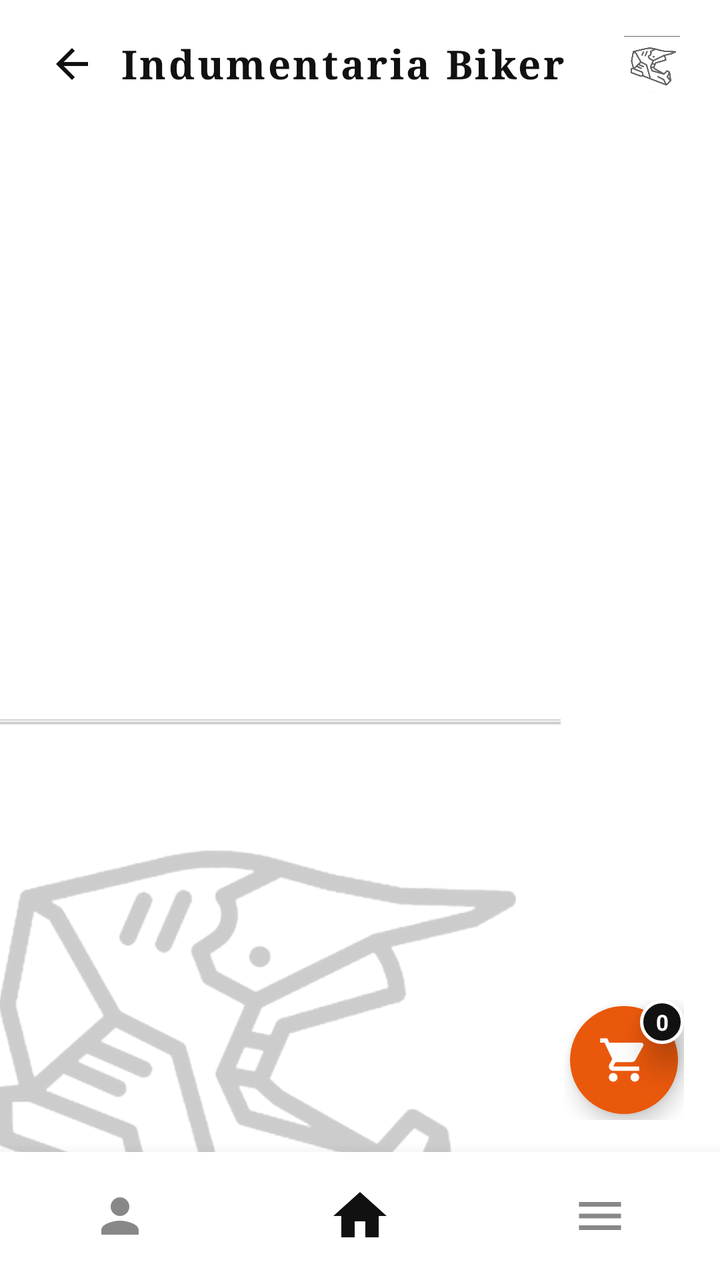
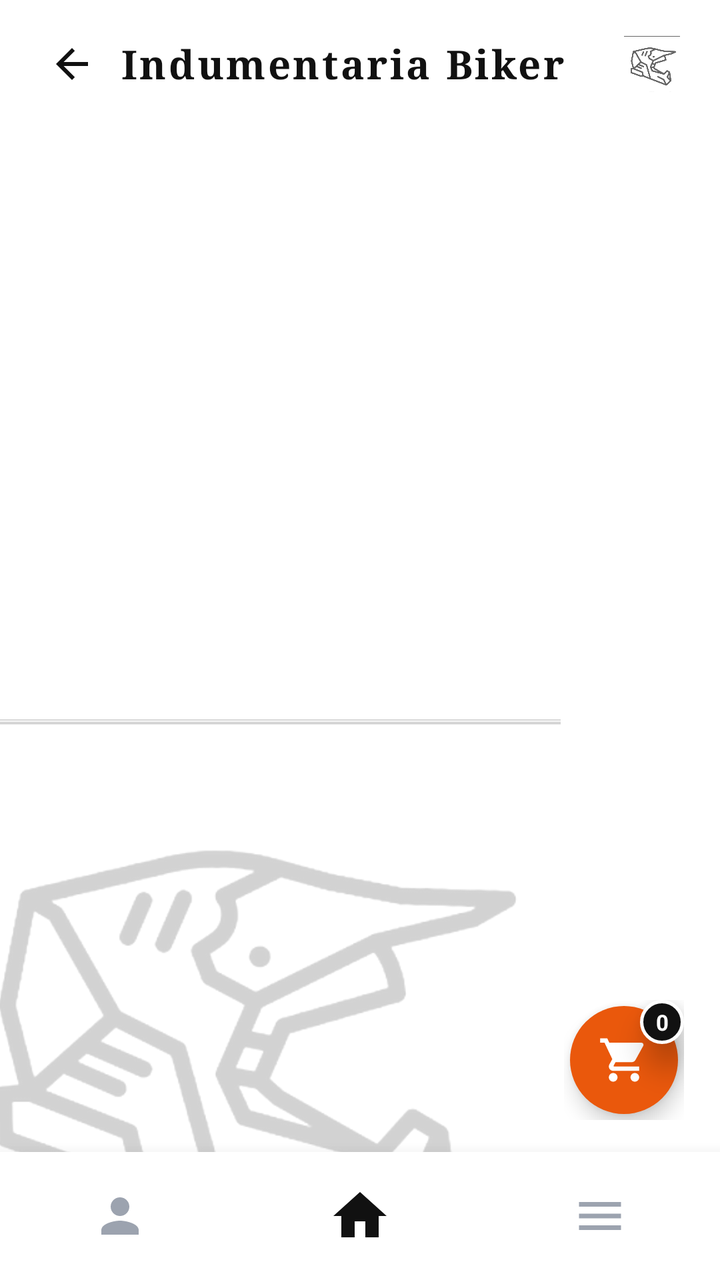

Two renders of the same Android screen: before a commit and after it. Below are the layout's source before the change and the commit's diff.
<!-- AndroidManifest.xml: application theme Theme.MiAPPBiker -->
<!-- res/layout/activity_indumentaria_catalog.xml -->
<?xml version="1.0" encoding="utf-8"?>
<FrameLayout xmlns:android="http://schemas.android.com/apk/res/android"
    xmlns:app="http://schemas.android.com/apk/res-auto"
    xmlns:tools="http://schemas.android.com/tools"
    android:id="@+id/indumentaria_catalog_root"
    android:layout_width="match_parent"
    android:layout_height="match_parent"
    android:background="#FFFFFF">

    
    <ImageView
        android:id="@+id/iv_catalog_watermark"
        android:layout_width="320dp"
        android:layout_height="320dp"
        android:layout_gravity="bottom|start"
        android:layout_marginStart="-40dp"
        android:layout_marginBottom="-40dp"
        android:alpha="0.20"
        android:scaleType="fitCenter"
        android:src="@drawable/ic_helmet_logo"
        android:contentDescription="Watermark Casco" />

    <androidx.constraintlayout.widget.ConstraintLayout
        android:layout_width="match_parent"
        android:layout_height="match_parent">

        
        <LinearLayout
            android:id="@+id/ll_catalog_header"
            android:layout_width="0dp"
            android:layout_height="wrap_content"
            android:gravity="center_vertical"
            android:orientation="horizontal"
            android:paddingHorizontal="20dp"
            android:paddingTop="16dp"
            android:paddingBottom="12dp"
            app:layout_constraintEnd_toEndOf="parent"
            app:layout_constraintStart_toStartOf="parent"
            app:layout_constraintTop_toTopOf="parent">

            <ImageView
                android:id="@+id/btn_back_home"
                android:layout_width="32dp"
                android:layout_height="32dp"
                android:clickable="true"
                android:focusable="true"
                android:padding="4dp"
                android:src="@drawable/ic_arrow_back"
                app:tint="#111111"
                android:contentDescription="Regresar" />

            <TextView
                android:layout_width="0dp"
                android:layout_height="wrap_content"
                android:layout_marginStart="8dp"
                android:layout_weight="1"
                android:fontFamily="serif"
                android:letterSpacing="0.06"
                android:text="Indumentaria Biker"
                android:textColor="#111111"
                android:textSize="20sp"
                android:textStyle="bold" />

            <ImageView
                android:layout_width="28dp"
                android:layout_height="28dp"
                android:alpha="0.6"
                android:src="@drawable/ic_helmet_logo"
                android:contentDescription="Logo" />
        </LinearLayout>

        
        <ScrollView
            android:id="@+id/sv_indum_grid"
            android:layout_width="0dp"
            android:layout_height="0dp"
            android:fillViewport="true"
            android:scrollbars="none"
            app:layout_constraintBottom_toTopOf="@+id/ll_bottom_nav"
            app:layout_constraintEnd_toEndOf="parent"
            app:layout_constraintStart_toStartOf="parent"
            app:layout_constraintTop_toBottomOf="@+id/ll_catalog_header">

            <LinearLayout
                android:id="@+id/ll_indum_grid_container"
                android:layout_width="match_parent"
                android:layout_height="wrap_content"
                android:orientation="vertical"
                android:paddingHorizontal="10dp"
                android:paddingTop="6dp"
                android:paddingBottom="30dp">
                
            </LinearLayout>
        </ScrollView>

        
        <FrameLayout
            android:id="@+id/btn_floating_cart"
            android:layout_width="60dp"
            android:layout_height="60dp"
            android:layout_marginEnd="18dp"
            android:layout_marginBottom="16dp"
            android:clickable="true"
            android:focusable="true"
            app:layout_constraintBottom_toTopOf="@+id/ll_bottom_nav"
            app:layout_constraintEnd_toEndOf="parent">

            <View
                android:layout_width="54dp"
                android:layout_height="54dp"
                android:layout_gravity="center"
                android:background="@drawable/bg_floating_cart"
                android:elevation="6dp" />

            <ImageView
                android:layout_width="26dp"
                android:layout_height="26dp"
                android:layout_gravity="center"
                android:elevation="8dp"
                android:src="@drawable/ic_shopping_cart"
                app:tint="#FFFFFF"
                android:contentDescription="Carrito" />

            <TextView
                android:id="@+id/tv_cart_badge"
                android:layout_width="22dp"
                android:layout_height="22dp"
                android:layout_gravity="top|end"
                android:background="@drawable/bg_badge_circle"
                android:elevation="10dp"
                android:gravity="center"
                android:text="0"
                android:textColor="#FFFFFF"
                android:textSize="11sp"
                android:textStyle="bold" />
        </FrameLayout>

        
        <LinearLayout
            android:id="@+id/ll_bottom_nav"
            android:layout_width="0dp"
            android:layout_height="64dp"
            android:background="#FFFFFF"
            android:elevation="12dp"
            android:gravity="center"
            android:orientation="horizontal"
            app:layout_constraintBottom_toBottomOf="parent"
            app:layout_constraintEnd_toEndOf="parent"
            app:layout_constraintStart_toStartOf="parent">

            
            <FrameLayout
                android:id="@+id/nav_btn_profile"
                android:layout_width="0dp"
                android:layout_height="match_parent"
                android:layout_weight="1"
                android:clickable="true"
                android:focusable="true">

                <ImageView
                    android:layout_width="28dp"
                    android:layout_height="28dp"
                    android:layout_gravity="center"
                    android:src="@drawable/ic_person"
                    app:tint="#888888"
                    android:contentDescription="Perfil" />
            </FrameLayout>

            
            <FrameLayout
                android:id="@+id/nav_btn_home"
                android:layout_width="0dp"
                android:layout_height="match_parent"
                android:layout_weight="1"
                android:clickable="true"
                android:focusable="true">

                <ImageView
                    android:layout_width="32dp"
                    android:layout_height="32dp"
                    android:layout_gravity="center"
                    android:src="@drawable/ic_home"
                    app:tint="#111111"
                    android:contentDescription="Home" />
            </FrameLayout>

            
            <FrameLayout
                android:id="@+id/nav_btn_menu"
                android:layout_width="0dp"
                android:layout_height="match_parent"
                android:layout_weight="1"
                android:clickable="true"
                android:focusable="true">

                <ImageView
                    android:layout_width="28dp"
                    android:layout_height="28dp"
                    android:layout_gravity="center"
                    android:src="@drawable/ic_menu"
                    app:tint="#888888"
                    android:contentDescription="Sucursales" />
            </FrameLayout>
        </LinearLayout>

    </androidx.constraintlayout.widget.ConstraintLayout>
</FrameLayout>
<!-- resources referenced by this layout -->
<resources>
  <!-- drawable bg_badge_circle (drawable) -->
  <?xml version="1.0" encoding="utf-8"?>
  <shape xmlns:android="http://schemas.android.com/apk/res/android"
      android:shape="oval">
      <solid android:color="#111111" />
      <stroke android:width="1.5dp" android:color="#FFFFFF" />
  </shape>
  <!-- drawable bg_floating_cart (drawable) -->
  <?xml version="1.0" encoding="utf-8"?>
  <shape xmlns:android="http://schemas.android.com/apk/res/android"
      android:shape="oval">
      <solid android:color="#EA580C" />
  </shape>
  <!-- drawable ic_arrow_back (drawable) -->
  <vector xmlns:android="http://schemas.android.com/apk/res/android"
      android:width="24dp"
      android:height="24dp"
      android:viewportWidth="24"
      android:viewportHeight="24">
      <path
          android:fillColor="#111111"
          android:pathData="M20,11H7.83l5.59,-5.59L12,4l-8,8 8,8 1.41,-1.41L7.83,13H20v-2z" />
  </vector>
  <!-- drawable ic_home (drawable) -->
  <vector xmlns:android="http://schemas.android.com/apk/res/android"
      android:width="28dp"
      android:height="28dp"
      android:viewportWidth="24"
      android:viewportHeight="24">
      <path
          android:fillColor="#FF000000"
          android:pathData="M10,20v-6h4v6h5v-8h3L12,3 2,12h3v8z" />
  </vector>
  <!-- drawable ic_menu (drawable) -->
  <vector xmlns:android="http://schemas.android.com/apk/res/android"
      android:width="28dp"
      android:height="28dp"
      android:viewportWidth="24"
      android:viewportHeight="24">
      <path
          android:fillColor="#FF000000"
          android:pathData="M3,18h18v-2L3,16v2zM3,13h18v-2L3,11v2zM3,6v2h18L21,6L3,6z" />
  </vector>
  <style name="Theme.MiAPPBiker" parent="Base.Theme.MiAPPBiker" />
  <style name="Base.Theme.MiAPPBiker" parent="Theme.Material3.DayNight.NoActionBar">
          
          
      </style>
  <!-- unchanged entries left out for length: 3 -->
</resources>

<!-- the commit's change to res/layout/activity_indumentaria_catalog.xml (unified diff, before → after) -->
@@ -5,20 +5,15 @@
     android:id="@+id/indumentaria_catalog_root"
     android:layout_width="match_parent"
     android:layout_height="match_parent"
-    android:background="#FFFFFF">
+    android:background="@color/white">
 
     
     <ImageView
         android:id="@+id/iv_catalog_watermark"
-        android:layout_width="320dp"
-        android:layout_height="320dp"
+        style="@style/MarcaAguaCasco"
         android:layout_gravity="bottom|start"
         android:layout_marginStart="-40dp"
-        android:layout_marginBottom="-40dp"
-        android:alpha="0.20"
-        android:scaleType="fitCenter"
-        android:src="@drawable/ic_helmet_logo"
-        android:contentDescription="Watermark Casco" />
+        android:layout_marginBottom="-40dp" />
 
     <androidx.constraintlayout.widget.ConstraintLayout
         android:layout_width="match_parent"
@@ -40,26 +35,21 @@
 
             <ImageView
                 android:id="@+id/btn_back_home"
+                style="@style/BotonIconoNav"
                 android:layout_width="32dp"
                 android:layout_height="32dp"
-                android:clickable="true"
-                android:focusable="true"
                 android:padding="4dp"
                 android:src="@drawable/ic_arrow_back"
-                app:tint="#111111"
+                app:tint="@color/biker_black"
                 android:contentDescription="Regresar" />
 
             <TextView
+                style="@style/TextoTituloVintage"
                 android:layout_width="0dp"
                 android:layout_height="wrap_content"
                 android:layout_marginStart="8dp"
                 android:layout_weight="1"
-                android:fontFamily="serif"
-                android:letterSpacing="0.06"
-                android:text="Indumentaria Biker"
-                android:textColor="#111111"
-                android:textSize="20sp"
-                android:textStyle="bold" />
+                android:text="Indumentaria Biker" />
 
             <ImageView
                 android:layout_width="28dp"
@@ -118,7 +108,7 @@
                 android:layout_gravity="center"
                 android:elevation="8dp"
                 android:src="@drawable/ic_shopping_cart"
-                app:tint="#FFFFFF"
+                app:tint="@color/white"
                 android:contentDescription="Carrito" />
 
             <TextView
@@ -130,7 +120,7 @@
                 android:elevation="10dp"
                 android:gravity="center"
                 android:text="0"
-                android:textColor="#FFFFFF"
+                android:textColor="@color/white"
                 android:textSize="11sp"
                 android:textStyle="bold" />
         </FrameLayout>
@@ -138,12 +128,8 @@
         
         <LinearLayout
             android:id="@+id/ll_bottom_nav"
+            style="@style/BarraNavegacionInferior"
             android:layout_width="0dp"
-            android:layout_height="64dp"
-            android:background="#FFFFFF"
-            android:elevation="12dp"
-            android:gravity="center"
-            android:orientation="horizontal"
             app:layout_constraintBottom_toBottomOf="parent"
             app:layout_constraintEnd_toEndOf="parent"
             app:layout_constraintStart_toStartOf="parent">
@@ -151,55 +137,43 @@
             
             <FrameLayout
                 android:id="@+id/nav_btn_profile"
-                android:layout_width="0dp"
-                android:layout_height="match_parent"
-                android:layout_weight="1"
-                android:clickable="true"
-                android:focusable="true">
+                style="@style/ItemNavegacion">
 
                 <ImageView
                     android:layout_width="28dp"
                     android:layout_height="28dp"
                     android:layout_gravity="center"
                     android:src="@drawable/ic_person"
-                    app:tint="#888888"
+                    app:tint="@color/biker_gray_muted"
                     android:contentDescription="Perfil" />
             </FrameLayout>
 
             
             <FrameLayout
                 android:id="@+id/nav_btn_home"
-                android:layout_width="0dp"
-                android:layout_height="match_parent"
-                android:layout_weight="1"
-                android:clickable="true"
-                android:focusable="true">
+                style="@style/ItemNavegacion">
 
                 <ImageView
                     android:layout_width="32dp"
                     android:layout_height="32dp"
                     android:layout_gravity="center"
                     android:src="@drawable/ic_home"
-                    app:tint="#111111"
+                    app:tint="@color/biker_black"
                     android:contentDescription="Home" />
             </FrameLayout>
 
             
             <FrameLayout
                 android:id="@+id/nav_btn_menu"
-                android:layout_width="0dp"
-                android:layout_height="match_parent"
-                android:layout_weight="1"
-                android:clickable="true"
-                android:focusable="true">
+                style="@style/ItemNavegacion">
 
                 <ImageView
                     android:layout_width="28dp"
                     android:layout_height="28dp"
                     android:layout_gravity="center"
                     android:src="@drawable/ic_menu"
-                    app:tint="#888888"
-                    android:contentDescription="Sucursales" />
+                    app:tint="@color/biker_gray_muted"
+                    android:contentDescription="Menu" />
             </FrameLayout>
         </LinearLayout>
 
<!-- resource entries referenced after the edit -->
@@ -1,5 +1,8 @@
 <!-- resources referenced by this layout -->
 <resources>
+  <color name="biker_black">#111111</color>
+  <color name="biker_gray_muted">#9CA3AF</color>
+  <color name="white">#FFFFFFFF</color>
   <!-- drawable bg_badge_circle (drawable) -->
   <?xml version="1.0" encoding="utf-8"?>
   <shape xmlns:android="http://schemas.android.com/apk/res/android"
@@ -43,6 +46,47 @@
           android:fillColor="#FF000000"
           android:pathData="M3,18h18v-2L3,16v2zM3,13h18v-2L3,11v2zM3,6v2h18L21,6L3,6z" />
   </vector>
+  <style name="BarraNavegacionInferior">
+          <item name="android:layout_width">match_parent</item>
+          <item name="android:layout_height">64dp</item>
+          <item name="android:background">@color/white</item>
+          <item name="android:elevation">12dp</item>
+          <item name="android:gravity">center</item>
+          <item name="android:orientation">horizontal</item>
+      </style>
+  <style name="BotonIconoNav">
+          <item name="android:layout_width">38dp</item>
+          <item name="android:layout_height">38dp</item>
+          <item name="android:background">?attr/selectableItemBackgroundBorderless</item>
+          <item name="android:clickable">true</item>
+          <item name="android:focusable">true</item>
+          <item name="android:padding">6dp</item>
+      </style>
+  <style name="ItemNavegacion">
+          <item name="android:layout_width">0dp</item>
+          <item name="android:layout_height">match_parent</item>
+          <item name="android:layout_weight">1</item>
+          <item name="android:clickable">true</item>
+          <item name="android:focusable">true</item>
+          <item name="android:foreground">?attr/selectableItemBackgroundBorderless</item>
+      </style>
+  <style name="MarcaAguaCasco">
+          <item name="android:layout_width">320dp</item>
+          <item name="android:layout_height">320dp</item>
+          <item name="android:layout_gravity">bottom|center_horizontal</item>
+          <item name="android:layout_marginBottom">-40dp</item>
+          <item name="android:scaleType">fitCenter</item>
+          <item name="android:alpha">0.18</item>
+          <item name="android:src">@drawable/ic_helmet_logo</item>
+          <item name="android:contentDescription">@null</item>
+      </style>
+  <style name="TextoTituloVintage">
+          <item name="android:fontFamily">serif</item>
+          <item name="android:textColor">@color/biker_black</item>
+          <item name="android:textSize">20sp</item>
+          <item name="android:textStyle">bold</item>
+          <item name="android:letterSpacing">0.06</item>
+      </style>
   <style name="Theme.MiAPPBiker" parent="Base.Theme.MiAPPBiker" />
   <style name="Base.Theme.MiAPPBiker" parent="Theme.Material3.DayNight.NoActionBar">
           
